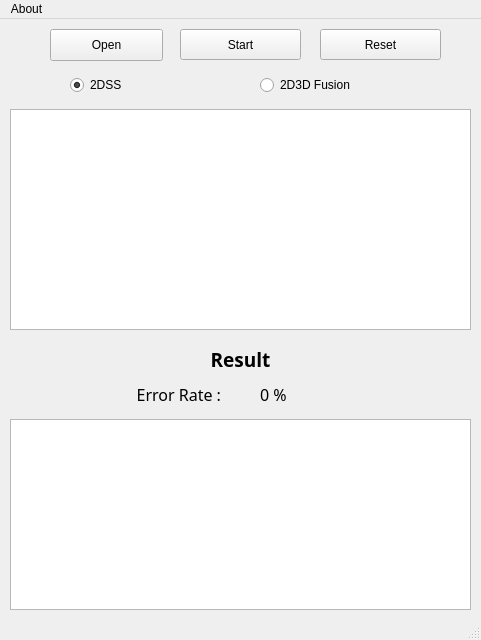
The window that src/forms/mainwindow.ui (kka-na/json-validator) describes before a commit, drawn with Qt 5.
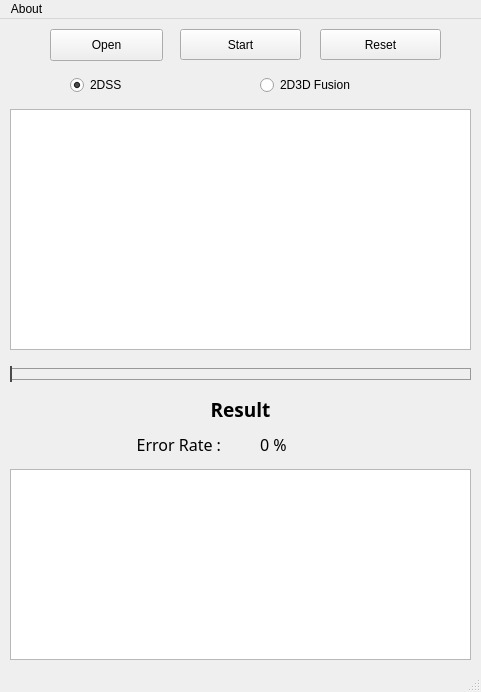
The same window after the commit. Icons and pictures are not drawn.

Diff of the .ui file:
```diff
--- a/src/forms/mainwindow.ui
+++ b/src/forms/mainwindow.ui
@@ -7,7 +7,7 @@
     <x>0</x>
     <y>0</y>
     <width>481</width>
-    <height>640</height>
+    <height>692</height>
    </rect>
   </property>
   <property name="windowTitle">
@@ -48,7 +48,7 @@
     <property name="geometry">
      <rect>
       <x>10</x>
-      <y>320</y>
+      <y>370</y>
       <width>461</width>
       <height>41</height>
      </rect>
@@ -74,7 +74,7 @@
       <x>10</x>
       <y>90</y>
       <width>461</width>
-      <height>221</height>
+      <height>241</height>
      </rect>
     </property>
    </widget>
@@ -82,7 +82,7 @@
     <property name="geometry">
      <rect>
       <x>10</x>
-      <y>360</y>
+      <y>410</y>
       <width>211</width>
       <height>31</height>
      </rect>
@@ -106,7 +106,7 @@
     <property name="geometry">
      <rect>
       <x>260</x>
-      <y>360</y>
+      <y>410</y>
       <width>211</width>
       <height>31</height>
      </rect>
@@ -130,7 +130,7 @@
     <property name="geometry">
      <rect>
       <x>10</x>
-      <y>400</y>
+      <y>450</y>
       <width>461</width>
       <height>191</height>
      </rect>
@@ -178,6 +178,44 @@
      <string>2D3D Fusion</string>
     </property>
    </widget>
+   <widget class="QSlider" name="processSlider">
+    <property name="geometry">
+     <rect>
+      <x>10</x>
+      <y>340</y>
+      <width>461</width>
+      <height>31</height>
+     </rect>
+    </property>
+    <property name="autoFillBackground">
+     <bool>false</bool>
+    </property>
+    <property name="styleSheet">
+     <string notr="true">QSlider::handle:horizontal{
+width: 0px;
+border-radius: 4px;
+}
+QSlider::groove:horizontal {
+    height: 10px; 
+	 border: 1px solid #999999;
+    background: rgba(255,255,255,0);
+    margin: 2px 0;
+}
+
+QSlider::sub-page:horizontal{
+background: #4a4a4a;
+}</string>
+    </property>
+    <property name="value">
+     <number>0</number>
+    </property>
+    <property name="sliderPosition">
+     <number>0</number>
+    </property>
+    <property name="orientation">
+     <enum>Qt::Horizontal</enum>
+    </property>
+   </widget>
   </widget>
   <widget class="QMenuBar" name="menubar">
    <property name="geometry">
```
Left out of the diff: 6 changed lines with no effect on the pictures.
